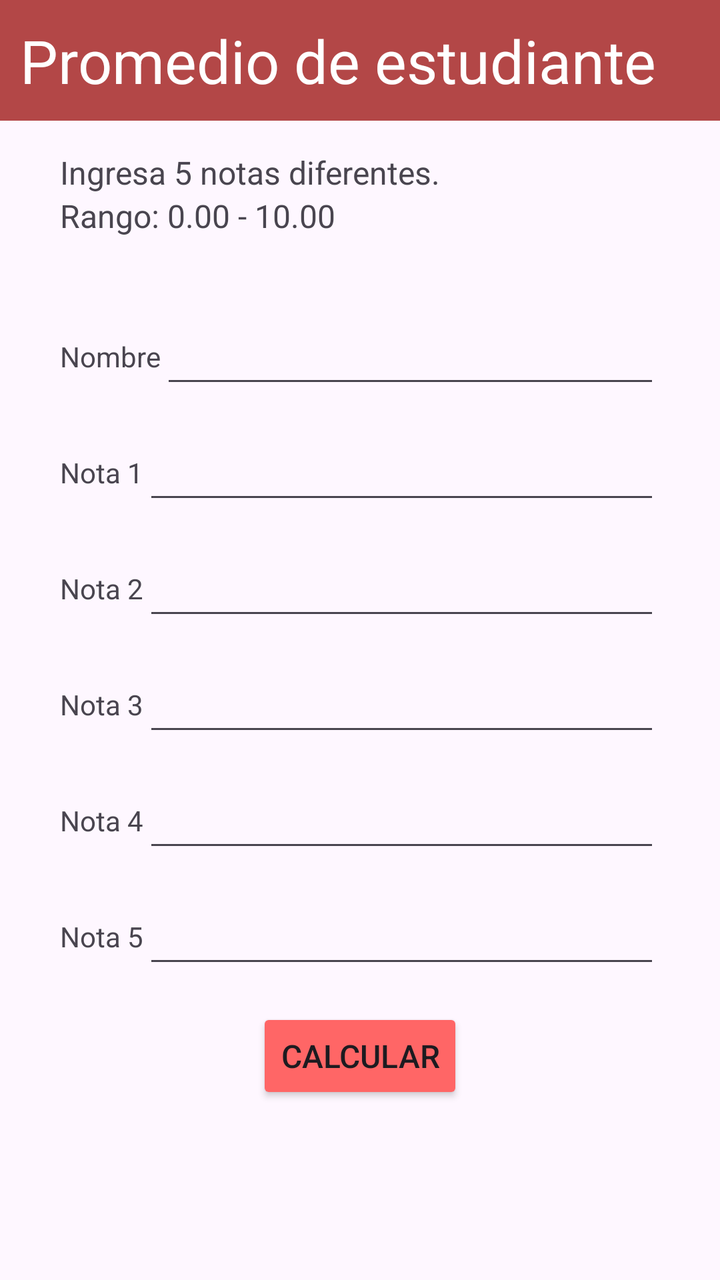
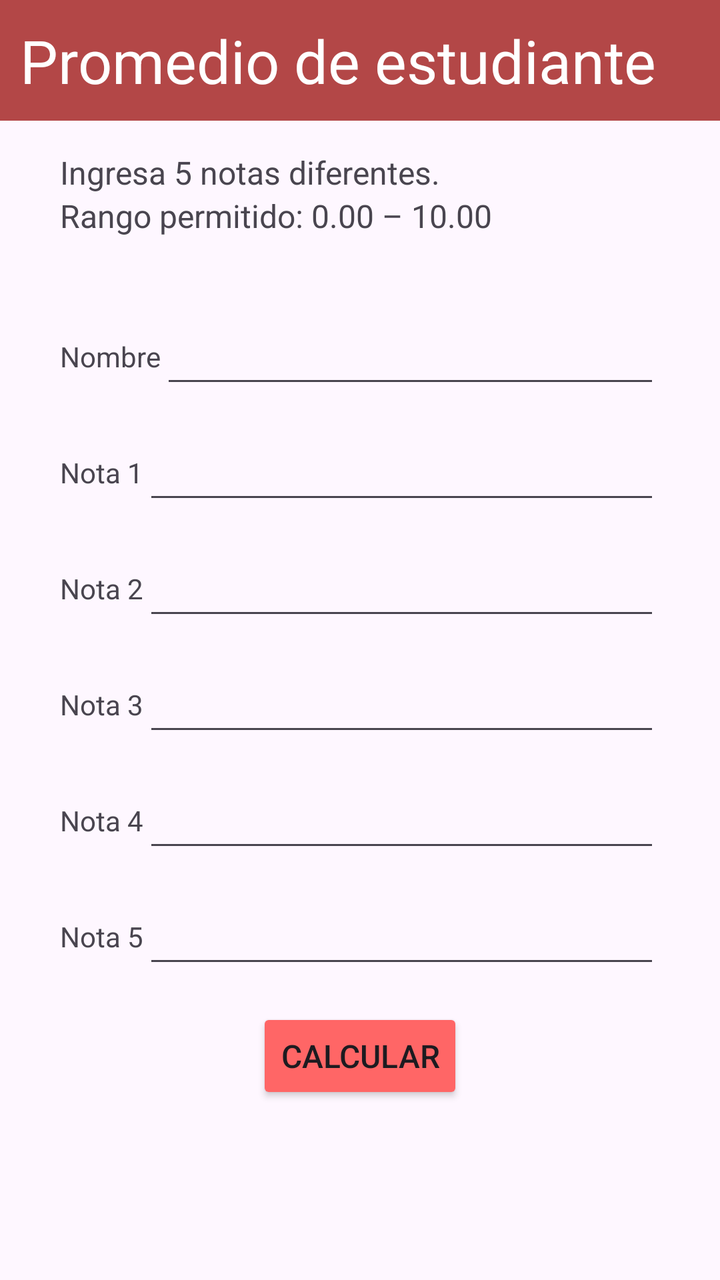

Screens rendered from an Android XML layout before and after an edit, with the pre-edit source and the edit as a unified diff.
<!-- AndroidManifest.xml: application theme Theme.DSMDesafio01 -->
<!-- res/layout/activity_promedio.xml -->
<?xml version="1.0" encoding="utf-8"?>
<androidx.constraintlayout.widget.ConstraintLayout xmlns:android="http://schemas.android.com/apk/res/android"
    xmlns:app="http://schemas.android.com/apk/res-auto"
    xmlns:tools="http://schemas.android.com/tools"
    android:id="@+id/main"
    android:layout_width="match_parent"
    android:layout_height="match_parent"
    tools:context=".PromedioActivity">

    <TextView
        android:id="@+id/screenTitle"
        android:layout_width="match_parent"
        android:layout_height="wrap_content"
        android:background="@color/coralBackground"
        android:padding="@dimen/titlePadding"
        android:text="@string/e1Title"
        android:textAlignment="center"
        android:textColor="@color/white"
        android:textSize="@dimen/titleTextSize"
        app:layout_constraintEnd_toEndOf="parent"
        app:layout_constraintStart_toStartOf="parent"
        app:layout_constraintTop_toTopOf="parent" />

    <TextView
        android:id="@+id/description1"
        android:layout_width="match_parent"
        android:layout_height="wrap_content"
        android:layout_marginTop="@dimen/itemSpacing"
        android:paddingHorizontal="@dimen/screenSpacingHorizontal"
        android:textAlignment="center"
        android:text="@string/e1Desc1"
        android:textSize="@dimen/normalTextSize"
        app:layout_constraintTop_toBottomOf="@+id/screenTitle" />

    <TextView
        android:id="@+id/description2"
        android:layout_width="match_parent"
        android:layout_height="wrap_content"
        android:paddingHorizontal="@dimen/screenSpacingHorizontal"
        android:textAlignment="center"
        android:text="@string/e1Desc2"
        android:textSize="@dimen/normalTextSize"
        app:layout_constraintTop_toBottomOf="@+id/description1" />

    <LinearLayout
        android:id="@+id/linearLayout"
        android:layout_width="match_parent"
        android:layout_height="wrap_content"
        android:orientation="vertical"
        android:paddingHorizontal="@dimen/screenSpacingHorizontal"
        app:layout_constraintBottom_toBottomOf="parent"
        app:layout_constraintTop_toTopOf="parent">

        <LinearLayout
            android:id="@+id/nameLayout"
            android:layout_width="match_parent"
            android:layout_height="wrap_content"
            android:orientation="horizontal"
            android:paddingVertical="@dimen/layoutPaddingVertical">

            <TextView
                android:layout_width="wrap_content"
                android:layout_height="wrap_content"
                android:labelFor="@id/tbName"
                android:text="@string/e1Name" />

            <EditText
                android:id="@+id/tbName"
                android:layout_width="match_parent"
                android:layout_height="@dimen/textboxHeight"
                android:importantForAutofill="no"
                android:inputType="textNoSuggestions" />
        </LinearLayout>

        <LinearLayout
            android:id="@+id/n1Layout"
            android:layout_width="match_parent"
            android:layout_height="wrap_content"
            android:orientation="horizontal"
            android:paddingVertical="@dimen/layoutPaddingVertical">

            <TextView
                android:layout_width="wrap_content"
                android:layout_height="wrap_content"
                android:labelFor="@id/tbN1"
                android:text="@string/e1N1" />

            <EditText
                android:id="@+id/tbN1"
                android:layout_width="match_parent"
                android:layout_height="@dimen/textboxHeight"
                android:importantForAutofill="no"
                android:inputType="numberDecimal" />
        </LinearLayout>

        <LinearLayout
            android:id="@+id/n2Layout"
            android:layout_width="match_parent"
            android:layout_height="wrap_content"
            android:orientation="horizontal"
            android:paddingVertical="@dimen/layoutPaddingVertical">

            <TextView
                android:layout_width="wrap_content"
                android:layout_height="wrap_content"
                android:labelFor="@id/tbN2"
                android:text="@string/e1N2" />

            <EditText
                android:id="@+id/tbN2"
                android:layout_width="match_parent"
                android:layout_height="@dimen/textboxHeight"
                android:importantForAutofill="no"
                android:inputType="numberDecimal" />
        </LinearLayout>

        <LinearLayout
            android:id="@+id/n3Layout"
            android:layout_width="match_parent"
            android:layout_height="wrap_content"
            android:orientation="horizontal"
            android:paddingVertical="@dimen/layoutPaddingVertical">

            <TextView
                android:layout_width="wrap_content"
                android:layout_height="wrap_content"
                android:labelFor="@id/tbN3"
                android:text="@string/e1N3" />

            <EditText
                android:id="@+id/tbN3"
                android:layout_width="match_parent"
                android:layout_height="@dimen/textboxHeight"
                android:importantForAutofill="no"
                android:inputType="numberDecimal" />
        </LinearLayout>

        <LinearLayout
            android:id="@+id/n4Layout"
            android:layout_width="match_parent"
            android:layout_height="wrap_content"
            android:orientation="horizontal"
            android:paddingVertical="@dimen/layoutPaddingVertical">

            <TextView
                android:layout_width="wrap_content"
                android:layout_height="wrap_content"
                android:labelFor="@id/tbN4"
                android:text="@string/e1N4" />

            <EditText
                android:id="@+id/tbN4"
                android:layout_width="match_parent"
                android:layout_height="@dimen/textboxHeight"
                android:importantForAutofill="no"
                android:inputType="numberDecimal" />
        </LinearLayout>

        <LinearLayout
            android:id="@+id/n5Layout"
            android:layout_width="match_parent"
            android:layout_height="wrap_content"
            android:orientation="horizontal"
            android:paddingVertical="@dimen/layoutPaddingVertical">

            <TextView
                android:layout_width="wrap_content"
                android:layout_height="wrap_content"
                android:labelFor="@id/tbN5"
                android:text="@string/e1N5" />

            <EditText
                android:id="@+id/tbN5"
                android:layout_width="match_parent"
                android:layout_height="@dimen/textboxHeight"
                android:importantForAutofill="no"
                android:inputType="numberDecimal" />
        </LinearLayout>
    </LinearLayout>

    <Button
        android:layout_width="wrap_content"
        android:layout_height="wrap_content"
        android:layout_marginTop="@dimen/btnMarginVertical"
        android:text="@string/e1Calc"
        android:textSize="@dimen/normalTextSize"
        android:backgroundTint="@color/coralAccent"
        app:layout_constraintEnd_toEndOf="parent"
        app:layout_constraintStart_toStartOf="parent"
        app:layout_constraintTop_toBottomOf="@+id/linearLayout" />

</androidx.constraintlayout.widget.ConstraintLayout>
<!-- resources referenced by this layout -->
<resources>
  <color name="coralAccent">#FF6666</color>
  <color name="coralBackground">#B34747</color>
  <color name="white">#FFFFFFFF</color>
  <dimen name="btnMarginVertical">10dp</dimen>
  <dimen name="itemSpacing">15dp</dimen>
  <dimen name="layoutPaddingVertical">5dp</dimen>
  <dimen name="normalTextSize">16sp</dimen>
  <dimen name="screenSpacingHorizontal">30dp</dimen>
  <dimen name="textboxHeight">48dp</dimen>
  <dimen name="titlePadding">10dp</dimen>
  <dimen name="titleTextSize">30sp</dimen>
  <string name="e1Calc">Calcular</string>
  <string name="e1Desc1">Ingresa 5 notas diferentes.</string>
  <string name="e1Desc2">Rango: 0.00 - 10.00</string>
  <string name="e1N1">Nota 1</string>
  <string name="e1N2">Nota 2</string>
  <string name="e1N3">Nota 3</string>
  <string name="e1N4">Nota 4</string>
  <string name="e1N5">Nota 5</string>
  <string name="e1Name">Nombre</string>
  <string name="e1Title">Promedio de estudiante</string>
  <style name="Theme.DSMDesafio01" parent="Base.Theme.DSMDesafio01" />
  <style name="Base.Theme.DSMDesafio01" parent="Theme.Material3.DayNight.NoActionBar">
          
          
      </style>
</resources>

<!-- the commit's change to res/layout/activity_promedio.xml (unified diff, before → after) -->
@@ -83,7 +83,7 @@
                 android:layout_width="wrap_content"
                 android:layout_height="wrap_content"
                 android:labelFor="@id/tbN1"
-                android:text="@string/e1N1" />
+                android:text="@string/e1G1" />
 
             <EditText
                 android:id="@+id/tbN1"
@@ -104,7 +104,7 @@
                 android:layout_width="wrap_content"
                 android:layout_height="wrap_content"
                 android:labelFor="@id/tbN2"
-                android:text="@string/e1N2" />
+                android:text="@string/e1G2" />
 
             <EditText
                 android:id="@+id/tbN2"
@@ -125,7 +125,7 @@
                 android:layout_width="wrap_content"
                 android:layout_height="wrap_content"
                 android:labelFor="@id/tbN3"
-                android:text="@string/e1N3" />
+                android:text="@string/e1G3" />
 
             <EditText
                 android:id="@+id/tbN3"
@@ -146,7 +146,7 @@
                 android:layout_width="wrap_content"
                 android:layout_height="wrap_content"
                 android:labelFor="@id/tbN4"
-                android:text="@string/e1N4" />
+                android:text="@string/e1G4" />
 
             <EditText
                 android:id="@+id/tbN4"
@@ -167,7 +167,7 @@
                 android:layout_width="wrap_content"
                 android:layout_height="wrap_content"
                 android:labelFor="@id/tbN5"
-                android:text="@string/e1N5" />
+                android:text="@string/e1G5" />
 
             <EditText
                 android:id="@+id/tbN5"
@@ -179,6 +179,7 @@
     </LinearLayout>
 
     <Button
+        android:id="@+id/btnCalc"
         android:layout_width="wrap_content"
         android:layout_height="wrap_content"
         android:layout_marginTop="@dimen/btnMarginVertical"
<!-- resource entries referenced after the edit -->
@@ -13,12 +13,12 @@
   <dimen name="titleTextSize">30sp</dimen>
   <string name="e1Calc">Calcular</string>
   <string name="e1Desc1">Ingresa 5 notas diferentes.</string>
-  <string name="e1Desc2">Rango: 0.00 - 10.00</string>
-  <string name="e1N1">Nota 1</string>
-  <string name="e1N2">Nota 2</string>
-  <string name="e1N3">Nota 3</string>
-  <string name="e1N4">Nota 4</string>
-  <string name="e1N5">Nota 5</string>
+  <string name="e1Desc2">Rango permitido: 0.00 – 10.00</string>
+  <string name="e1G1">Nota 1</string>
+  <string name="e1G2">Nota 2</string>
+  <string name="e1G3">Nota 3</string>
+  <string name="e1G4">Nota 4</string>
+  <string name="e1G5">Nota 5</string>
   <string name="e1Name">Nombre</string>
   <string name="e1Title">Promedio de estudiante</string>
   <style name="Theme.DSMDesafio01" parent="Base.Theme.DSMDesafio01" />
